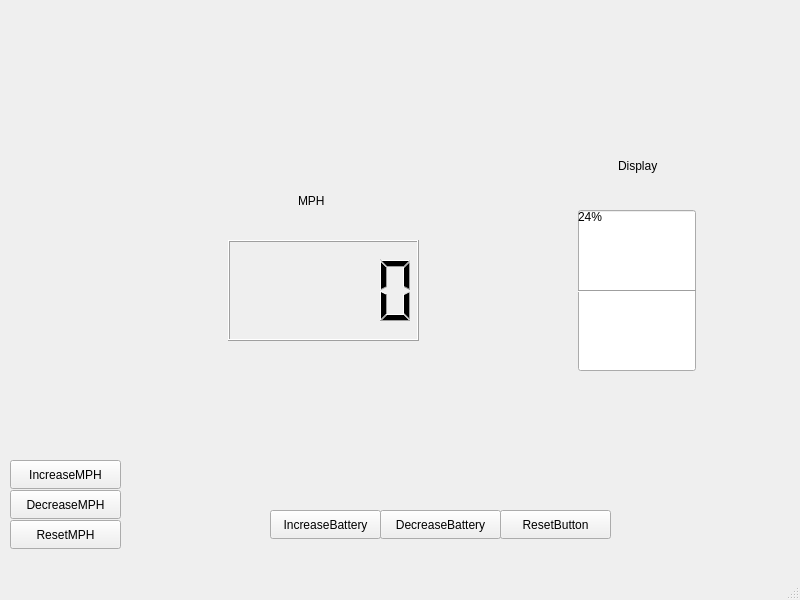
Old version of the form mainwindow.ui in the repository UCR-Solar-Car/DriverInterface.
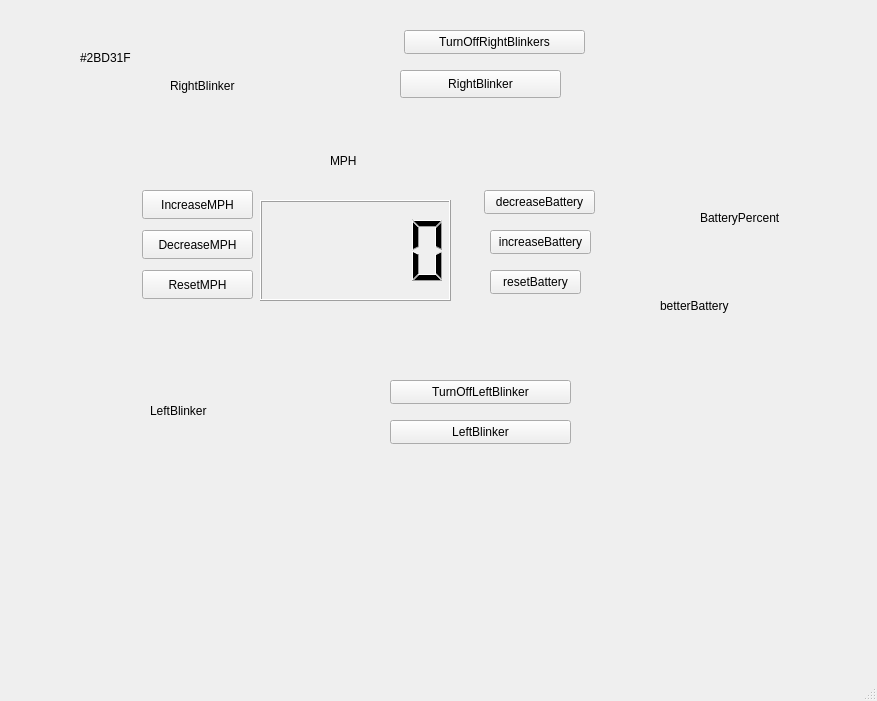
New version of the form.

Commit message: upload battery, not working

What changed in the file:
```diff
--- a/mainwindow.ui
+++ b/mainwindow.ui
@@ -6,45 +6,19 @@
    <rect>
     <x>0</x>
     <y>0</y>
-    <width>800</width>
-    <height>600</height>
+    <width>877</width>
+    <height>701</height>
    </rect>
   </property>
   <property name="windowTitle">
    <string>MainWindow</string>
   </property>
   <widget class="QWidget" name="centralwidget">
-   <widget class="QPushButton" name="ResetButton">
-    <property name="geometry">
-     <rect>
-      <x>500</x>
-      <y>510</y>
-      <width>111</width>
-      <height>29</height>
-     </rect>
-    </property>
-    <property name="text">
-     <string>ResetButton</string>
-    </property>
-   </widget>
-   <widget class="QPushButton" name="IncreaseMPH">
-    <property name="geometry">
-     <rect>
-      <x>10</x>
-      <y>460</y>
-      <width>111</width>
-      <height>29</height>
-     </rect>
-    </property>
-    <property name="text">
-     <string>IncreaseMPH</string>
-    </property>
-   </widget>
    <widget class="QLCDNumber" name="MPH">
     <property name="geometry">
      <rect>
-      <x>228</x>
-      <y>240</y>
+      <x>260</x>
+      <y>200</y>
       <width>191</width>
       <height>101</height>
      </rect>
@@ -55,37 +29,11 @@
 color: rgb(0, 0, 0);</string>
     </property>
    </widget>
-   <widget class="QPushButton" name="ResetMPH">
-    <property name="geometry">
-     <rect>
-      <x>10</x>
-      <y>520</y>
-      <width>111</width>
-      <height>29</height>
-     </rect>
-    </property>
-    <property name="text">
-     <string>ResetMPH</string>
-    </property>
-   </widget>
-   <widget class="QPushButton" name="DecreaseMPH">
-    <property name="geometry">
-     <rect>
-      <x>10</x>
-      <y>490</y>
-      <width>111</width>
-      <height>29</height>
-     </rect>
-    </property>
-    <property name="text">
-     <string>DecreaseMPH</string>
-    </property>
-   </widget>
    <widget class="QLabel" name="label">
     <property name="geometry">
      <rect>
-      <x>298</x>
-      <y>160</y>
+      <x>330</x>
+      <y>120</y>
       <width>71</width>
       <height>81</height>
      </rect>
@@ -97,111 +45,203 @@
      <enum>Qt::AutoText</enum>
     </property>
    </widget>
-   <widget class="QLabel" name="display">
+   <widget class="QPushButton" name="IncreaseMPH">
     <property name="geometry">
      <rect>
-      <x>618</x>
-      <y>135</y>
+      <x>142</x>
+      <y>190</y>
+      <width>111</width>
+      <height>29</height>
+     </rect>
+    </property>
+    <property name="text">
+     <string>IncreaseMPH</string>
+    </property>
+   </widget>
+   <widget class="QPushButton" name="DecreaseMPH">
+    <property name="geometry">
+     <rect>
+      <x>142</x>
+      <y>230</y>
+      <width>111</width>
+      <height>29</height>
+     </rect>
+    </property>
+    <property name="text">
+     <string>DecreaseMPH</string>
+    </property>
+   </widget>
+   <widget class="QPushButton" name="ResetMPH">
+    <property name="geometry">
+     <rect>
+      <x>142</x>
+      <y>270</y>
+      <width>111</width>
+      <height>29</height>
+     </rect>
+    </property>
+    <property name="text">
+     <string>ResetMPH</string>
+    </property>
+   </widget>
+   <widget class="QLabel" name="rightBlinker">
+    <property name="geometry">
+     <rect>
+      <x>170</x>
+      <y>50</y>
+      <width>131</width>
+      <height>71</height>
+     </rect>
+    </property>
+    <property name="text">
+     <string>RightBlinker</string>
+    </property>
+   </widget>
+   <widget class="QLabel" name="blinkerColor">
+    <property name="geometry">
+     <rect>
+      <x>80</x>
+      <y>50</y>
+      <width>81</width>
+      <height>16</height>
+     </rect>
+    </property>
+    <property name="text">
+     <string>#2BD31F</string>
+    </property>
+   </widget>
+   <widget class="QPushButton" name="TurnRightBlinker">
+    <property name="geometry">
+     <rect>
+      <x>400</x>
+      <y>70</y>
+      <width>161</width>
+      <height>28</height>
+     </rect>
+    </property>
+    <property name="text">
+     <string>RightBlinker</string>
+    </property>
+   </widget>
+   <widget class="QPushButton" name="TurOffBlinkers">
+    <property name="geometry">
+     <rect>
+      <x>404</x>
+      <y>30</y>
+      <width>181</width>
+      <height>24</height>
+     </rect>
+    </property>
+    <property name="text">
+     <string>TurnOffRightBlinkers</string>
+    </property>
+   </widget>
+   <widget class="QLabel" name="LeftBlinker">
+    <property name="geometry">
+     <rect>
+      <x>150</x>
+      <y>360</y>
+      <width>121</width>
+      <height>101</height>
+     </rect>
+    </property>
+    <property name="text">
+     <string>LeftBlinker</string>
+    </property>
+   </widget>
+   <widget class="QPushButton" name="TurnOffLeftBlinker">
+    <property name="geometry">
+     <rect>
+      <x>390</x>
+      <y>380</y>
+      <width>181</width>
+      <height>24</height>
+     </rect>
+    </property>
+    <property name="text">
+     <string>TurnOffLeftBlinker</string>
+    </property>
+   </widget>
+   <widget class="QPushButton" name="LeftBlinker_2">
+    <property name="geometry">
+     <rect>
+      <x>390</x>
+      <y>420</y>
+      <width>181</width>
+      <height>24</height>
+     </rect>
+    </property>
+    <property name="text">
+     <string>LeftBlinker</string>
+    </property>
+   </widget>
+   <widget class="QLabel" name="betterBattery">
+    <property name="geometry">
+     <rect>
+      <x>660</x>
+      <y>230</y>
       <width>101</width>
-      <height>61</height>
+      <height>151</height>
      </rect>
     </property>
     <property name="text">
-     <string>Display</string>
+     <string>betterBattery</string>
     </property>
    </widget>
-   <widget class="Line" name="line_2">
+   <widget class="QPushButton" name="decreaseBattery">
     <property name="geometry">
      <rect>
-      <x>578</x>
-      <y>330</y>
-      <width>118</width>
-      <height>3</height>
+      <x>484</x>
+      <y>190</y>
+      <width>111</width>
+      <height>24</height>
      </rect>
     </property>
-    <property name="orientation">
-     <enum>Qt::Horizontal</enum>
+    <property name="text">
+     <string>decreaseBattery</string>
     </property>
    </widget>
-   <widget class="Line" name="line_3">
+   <widget class="QLabel" name="BatteryPercent">
     <property name="geometry">
      <rect>
-      <x>578</x>
-      <y>250</y>
-      <width>118</width>
-      <height>3</height>
-     </rect>
-    </property>
-    <property name="orientation">
-     <enum>Qt::Horizontal</enum>
-    </property>
-   </widget>
-   <widget class="QProgressBar" name="battery">
-    <property name="geometry">
-     <rect>
-      <x>578</x>
+      <x>700</x>
       <y>210</y>
-      <width>118</width>
-      <height>161</height>
-     </rect>
-    </property>
-    <property name="styleSheet">
-     <string notr="true">font: 700 9pt &quot;Segoe UI&quot;;
-color: rgb(0, 0, 0);
-QProgressBar {
-    border: 2px solid grey;
-    border-radius: 5px;
-}
-QProgressBar::chunk {
-    background-color: #05B8CC;
-    width: 20px;
-	margin : 0.5px;
-}</string>
-    </property>
-    <property name="value">
-     <number>24</number>
-    </property>
-    <property name="orientation">
-     <enum>Qt::Vertical</enum>
-    </property>
-   </widget>
-   <widget class="QPushButton" name="DecreaseButton">
-    <property name="geometry">
-     <rect>
-      <x>380</x>
-      <y>510</y>
       <width>121</width>
-      <height>29</height>
+      <height>16</height>
      </rect>
     </property>
+    <property name="styleSheet">
+     <string notr="true">
+font: 9pt &quot;Segoe UI&quot;;</string>
+    </property>
     <property name="text">
-     <string>DecreaseBattery</string>
+     <string>BatteryPercent</string>
     </property>
    </widget>
-   <widget class="Line" name="line">
+   <widget class="QPushButton" name="resetBattery">
     <property name="geometry">
      <rect>
-      <x>578</x>
-      <y>290</y>
-      <width>118</width>
-      <height>3</height>
+      <x>490</x>
+      <y>270</y>
+      <width>91</width>
+      <height>24</height>
      </rect>
     </property>
-    <property name="orientation">
-     <enum>Qt::Horizontal</enum>
+    <property name="text">
+     <string>resetBattery</string>
     </property>
    </widget>
    <widget class="QPushButton" name="IncreaseButton">
     <property name="geometry">
      <rect>
-      <x>270</x>
-      <y>510</y>
-      <width>111</width>
-      <height>29</height>
+      <x>490</x>
+      <y>230</y>
+      <width>101</width>
+      <height>24</height>
      </rect>
     </property>
     <property name="text">
-     <string>IncreaseBattery</string>
+     <string>increaseBattery</string>
     </property>
    </widget>
   </widget>
```
Left out of the diff: 4 changed lines with no effect on the pictures. The commit also changes 3 other files.
